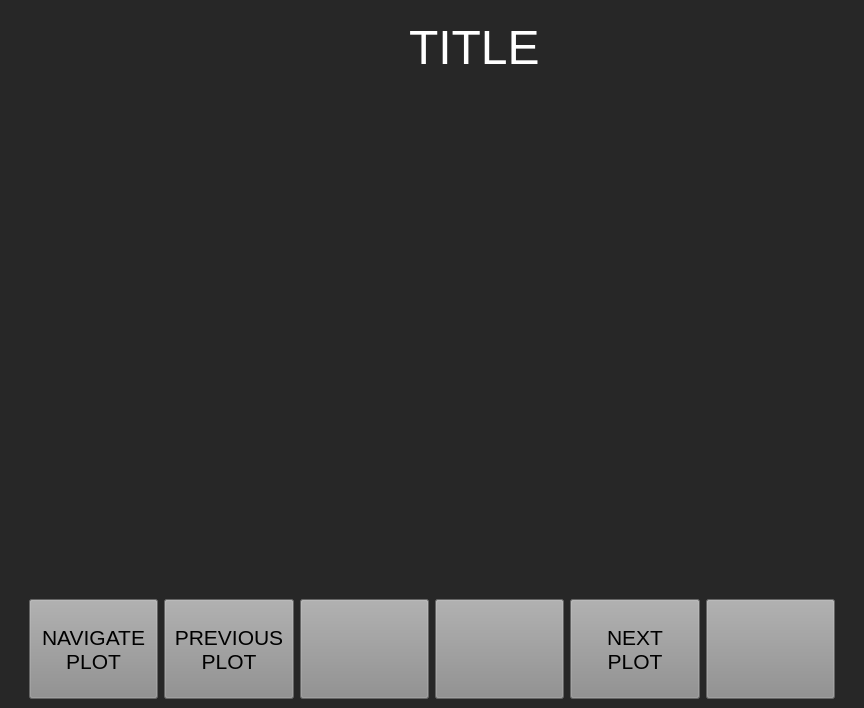
Old version of the form MainWindow.ui in the repository oliroy92/AB_DataAcquisition.
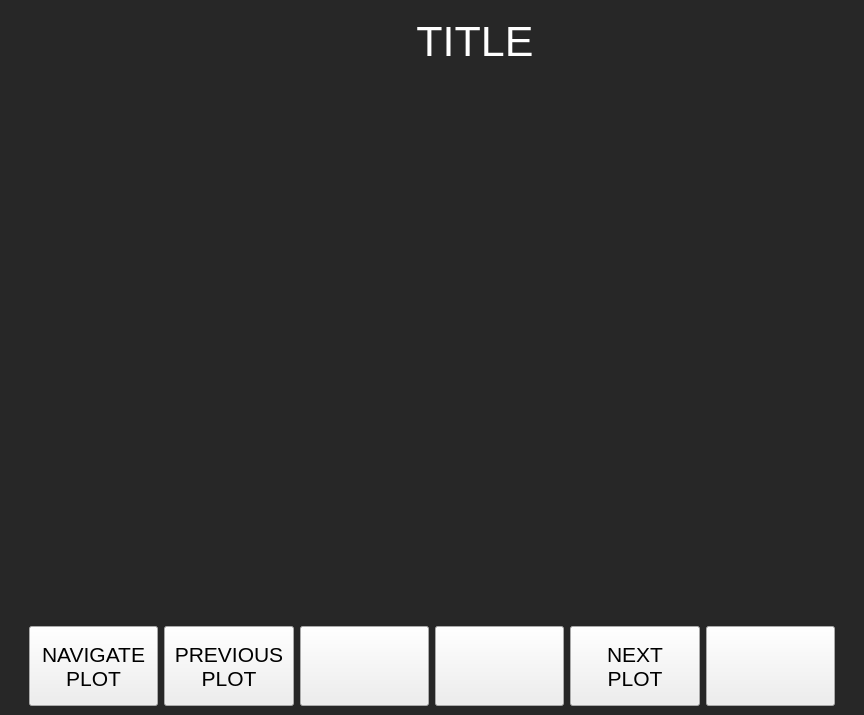
New version of the form. Icons and pictures are not drawn.

Diff of the .ui file:
```diff
--- a/MainWindow.ui
+++ b/MainWindow.ui
@@ -7,7 +7,7 @@
     <x>0</x>
     <y>0</y>
     <width>864</width>
-    <height>708</height>
+    <height>715</height>
    </rect>
   </property>
   <property name="sizePolicy">
@@ -36,6 +36,31 @@
     </sizepolicy>
    </property>
    <layout class="QGridLayout" name="gridLayout">
+    <item row="1" column="0" rowspan="2">
+     <widget class="QWidget" name="widget" native="true">
+      <property name="sizePolicy">
+       <sizepolicy hsizetype="Expanding" vsizetype="Expanding">
+        <horstretch>0</horstretch>
+        <verstretch>0</verstretch>
+       </sizepolicy>
+      </property>
+      <property name="minimumSize">
+       <size>
+        <width>0</width>
+        <height>530</height>
+       </size>
+      </property>
+      <layout class="QGridLayout" name="gridLayout_2">
+       <item row="0" column="0">
+        <layout class="QVBoxLayout" name="GraphLayout">
+         <property name="sizeConstraint">
+          <enum>QLayout::SetMinimumSize</enum>
+         </property>
+        </layout>
+       </item>
+      </layout>
+     </widget>
+    </item>
     <item row="0" column="0">
      <layout class="QHBoxLayout" name="HeaderLayout">
       <property name="sizeConstraint">
@@ -52,13 +77,31 @@
         <property name="sizeHint" stdset="0">
          <size>
           <width>400</width>
-          <height>20</height>
+          <height>0</height>
          </size>
         </property>
        </spacer>
       </item>
       <item>
        <widget class="QLabel" name="HeaderTitle">
+        <property name="sizePolicy">
+         <sizepolicy hsizetype="Expanding" vsizetype="Minimum">
+          <horstretch>0</horstretch>
+          <verstretch>0</verstretch>
+         </sizepolicy>
+        </property>
+        <property name="minimumSize">
+         <size>
+          <width>150</width>
+          <height>0</height>
+         </size>
+        </property>
+        <property name="maximumSize">
+         <size>
+          <width>150</width>
+          <height>150</height>
+         </size>
+        </property>
         <property name="palette">
          <palette>
           <active>
@@ -503,12 +546,15 @@
         </property>
         <property name="font">
          <font>
-          <pointsize>36</pointsize>
+          <pointsize>32</pointsize>
          </font>
         </property>
         <property name="text">
          <string>&lt;html&gt;&lt;head/&gt;&lt;body&gt;&lt;p&gt;&lt;span style=&quot; color:#ffffff;&quot;&gt;TITLE&lt;/span&gt;&lt;/p&gt;&lt;/body&gt;&lt;/html&gt;</string>
         </property>
+        <property name="alignment">
+         <set>Qt::AlignCenter</set>
+        </property>
        </widget>
       </item>
       <item>
@@ -522,7 +568,7 @@
         <property name="sizeHint" stdset="0">
          <size>
           <width>300</width>
-          <height>20</height>
+          <height>0</height>
          </size>
         </property>
        </spacer>
@@ -531,8 +577,8 @@
        <widget class="QLabel" name="HeaderLogo">
         <property name="maximumSize">
          <size>
-          <width>150</width>
-          <height>100</height>
+          <width>100</width>
+          <height>65</height>
          </size>
         </property>
         <property name="text">
@@ -548,31 +594,6 @@
       </item>
      </layout>
     </item>
-    <item row="1" column="0" rowspan="2">
-     <widget class="QWidget" name="widget" native="true">
-      <property name="sizePolicy">
-       <sizepolicy hsizetype="Expanding" vsizetype="Expanding">
-        <horstretch>0</horstretch>
-        <verstretch>0</verstretch>
-       </sizepolicy>
-      </property>
-      <property name="minimumSize">
-       <size>
-        <width>0</width>
-        <height>500</height>
-       </size>
-      </property>
-      <layout class="QGridLayout" name="gridLayout_2">
-       <item row="0" column="0">
-        <layout class="QVBoxLayout" name="GraphLayout">
-         <property name="sizeConstraint">
-          <enum>QLayout::SetMinimumSize</enum>
-         </property>
-        </layout>
-       </item>
-      </layout>
-     </widget>
-    </item>
     <item row="3" column="0">
      <layout class="QHBoxLayout" name="ButtonLayout">
       <property name="sizeConstraint">
@@ -605,7 +626,7 @@
         <property name="maximumSize">
          <size>
           <width>16777215</width>
-          <height>100</height>
+          <height>80</height>
          </size>
         </property>
         <property name="font">
@@ -614,7 +635,7 @@
          </font>
         </property>
         <property name="styleSheet">
-         <string notr="true">background-color: rgb(141, 141, 141);</string>
+         <string notr="true">background-color: rgb(238, 238, 238);</string>
         </property>
         <property name="text">
          <string>NAVIGATE
@@ -639,7 +660,7 @@
         <property name="maximumSize">
          <size>
           <width>16777215</width>
-          <height>100</height>
+          <height>80</height>
          </size>
         </property>
         <property name="font">
@@ -648,7 +669,7 @@
          </font>
         </property>
         <property name="styleSheet">
-         <string notr="true">background-color: rgb(141, 141, 141);</string>
+         <string notr="true">background-color: rgb(238, 238, 238);</string>
         </property>
         <property name="text">
          <string>PREVIOUS
@@ -667,11 +688,11 @@
         <property name="maximumSize">
          <size>
           <width>16777215</width>
-          <height>100</height>
+          <height>80</height>
          </size>
         </property>
         <property name="styleSheet">
-         <string notr="true">background-color: rgb(141, 141, 141);</string>
+         <string notr="true">background-color: rgb(238, 238, 238);</string>
         </property>
         <property name="text">
          <string/>
@@ -699,7 +720,7 @@
         <property name="maximumSize">
          <size>
           <width>16777215</width>
-          <height>100</height>
+          <height>80</height>
          </size>
         </property>
         <property name="font">
@@ -708,7 +729,7 @@
          </font>
         </property>
         <property name="styleSheet">
-         <string notr="true">background-color: rgb(141, 141, 141);</string>
+         <string notr="true">background-color: rgb(238, 238, 238);</string>
         </property>
         <property name="text">
          <string/>
@@ -736,7 +757,7 @@
         <property name="maximumSize">
          <size>
           <width>16777215</width>
-          <height>100</height>
+          <height>80</height>
          </size>
         </property>
         <property name="font">
@@ -745,7 +766,7 @@
          </font>
         </property>
         <property name="styleSheet">
-         <string notr="true">background-color: rgb(141, 141, 141);</string>
+         <string notr="true">background-color: rgb(238, 238, 238);</string>
         </property>
         <property name="text">
          <string>NEXT
@@ -764,11 +785,11 @@
         <property name="maximumSize">
          <size>
           <width>16777215</width>
-          <height>100</height>
+          <height>80</height>
          </size>
         </property>
         <property name="styleSheet">
-         <string notr="true">background-color: rgb(141, 141, 141);</string>
+         <string notr="true">background-color: rgb(238, 238, 238);</string>
         </property>
         <property name="locale">
          <locale language="English" country="Canada"/>
@@ -799,7 +820,7 @@
         <property name="sizeHint" stdset="0">
          <size>
           <width>20</width>
-          <height>20</height>
+          <height>0</height>
          </size>
         </property>
        </spacer>
```
